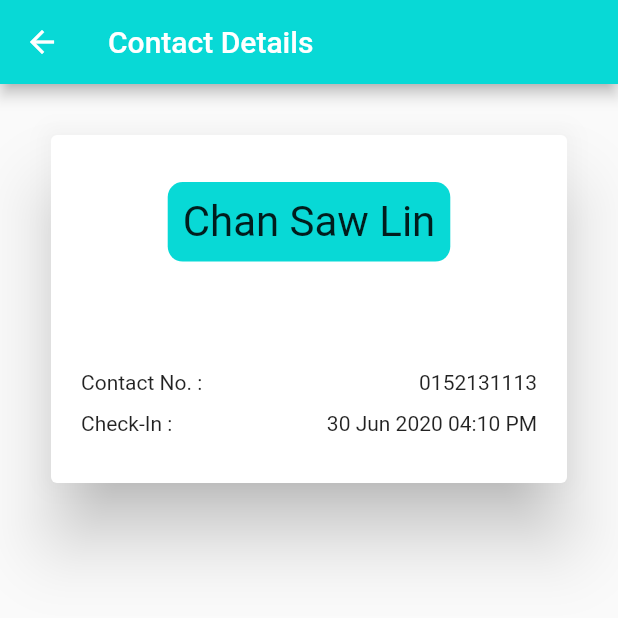
After one commit to Anantharao1998/assessmenttest_vimigo, a Flutter app: the screen it shows after launch, after a tap on "Phone :", on a phone screen of 412 x 824 dp, the top half of it. The commit adds this screen. Run offline on Flutter 3.47's test engine with Material 2 defaults, Android fonts, the phone set to English and light mode, and no system bars.

Commit message:
1. Added Contact Details Page. 2. Navigation among pages is working.

```diff
--- a/lib/Components/searchDelegate.dart
+++ b/lib/Components/searchDelegate.dart
@@ -1,8 +1,10 @@
+import 'package:assessmenttest_vimigo/Pages/contact_details.dart';
 import 'package:flutter/material.dart';
 
 class MyCustomDelegate extends SearchDelegate {
-  MyCustomDelegate({required this.searchResults});
+  MyCustomDelegate({required this.searchResults, required this.contacts});
   List<String> searchResults;
+  List contacts;
 
   @override
   List<Widget>? buildActions(BuildContext context) => [
@@ -51,6 +53,18 @@ class MyCustomDelegate extends SearchDelegate {
             onTap: () {
               query = suggestion;
               FocusScope.of(context).unfocus();
+              close(context, null);
+              Navigator.push(
+                context,
+                MaterialPageRoute(
+                  builder: ((context) => DetailsPage(
+                        name: suggestions[index],
+                        phoneNum: contacts[index]["phone"],
+                        checkIn: contacts[index]["check-in"],
+                        needFormat: true,
+                      )),
+                ),
+              );
             },
           );
         });
--- /dev/null
+++ b/lib/Pages/contact_details.dart
@@ -0,0 +1,65 @@
+import 'package:flutter/material.dart';
+import 'package:intl/intl.dart';
+
+class DetailsPage extends StatelessWidget {
+  DetailsPage(
+      {required this.name,
+      required this.phoneNum,
+      required this.checkIn,
+      this.needFormat,
+      Key? key})
+      : super(key: key);
+  String name, phoneNum, checkIn;
+  bool? needFormat = false;
+
+  @override
+  Widget build(BuildContext context) {
+    String formattedDate = checkIn;
+    if (needFormat == true) {
+      final formatDate = DateFormat("d MMM yyyy hh:mm a");
+      formattedDate = formatDate.format(DateTime.parse(checkIn));
+    }
+
+    return Scaffold(
+      appBar: AppBar(
+        title: Text("Contact Details"),
+        backgroundColor: Color(0xFF08D9D6),
+      ),
+      body: Container(
+        height: 300,
+        width: double.infinity,
+        padding: const EdgeInsets.all(30.0),
+        decoration: BoxDecoration(borderRadius: BorderRadius.circular(10)),
+        child: Card(
+          elevation: 20,
+          child: Padding(
+            padding: const EdgeInsets.all(20.0),
+            child: Column(
+                mainAxisAlignment: MainAxisAlignment.spaceEvenly,
+                children: [
+                  Container(
+                    padding: const EdgeInsets.all(10),
+                    decoration: BoxDecoration(
+                        color: Color(0xFF08D9D6),
+                        borderRadius: BorderRadius.circular(10)),
+                    child: Text(
+                      "$name",
+                      style: TextStyle(fontSize: 28),
+                    ),
+                  ),
+                  SizedBox(height: 50),
+                  Row(
+                    mainAxisAlignment: MainAxisAlignment.spaceBetween,
+                    children: [Text("Contact No. :"), Text("$phoneNum")],
+                  ),
+                  Row(
+                    mainAxisAlignment: MainAxisAlignment.spaceBetween,
+                    children: [Text("Check-In :"), Text("$formattedDate")],
+                  ),
+                ]),
+          ),
+        ),
+      ),
+    );
+  }
+}
--- a/lib/Pages/contacts_page.dart
+++ b/lib/Pages/contacts_page.dart
@@ -1,6 +1,7 @@
 import 'dart:convert';
 import 'package:assessmenttest_vimigo/Components/addContactBox.dart';
 import 'package:assessmenttest_vimigo/Components/searchDelegate.dart';
+import 'package:assessmenttest_vimigo/Pages/contact_details.dart';
 import 'package:intl/intl.dart';
 import 'package:flutter/material.dart';
 import 'package:flutter/services.dart';
@@ -72,6 +73,7 @@ class _ContactsPageState extends State<ContactsPage> {
                     context: context,
                     delegate: MyCustomDelegate(
                       searchResults: nameList,
+                      contacts: _contacts,
                     ));
               },
             ),
@@ -98,10 +100,23 @@ class _ContactsPageState extends State<ContactsPage> {
                   ),
                 );
                 if (_contacts.isNotEmpty) {
-                  return Stack(
+                  return InkWell(
+                    onTap: () {
+                      Navigator.push(
+                        context,
+                        MaterialPageRoute(
+                          builder: (context) => DetailsPage(
+                              name: _contacts[index]['user'],
+                              phoneNum: _contacts[index]["phone"],
+                              checkIn: formattedDate),
+                        ),
+                      );
+                    },
+                    child: Stack(
                       children: [
                         Container(
-                        padding: EdgeInsets.only(top: 40, left: 10, right: 10),
+                          padding:
+                              EdgeInsets.only(top: 40, left: 10, right: 10),
                           child: Card(
                             color: Color(0xFFFFF4F4F4),
                             elevation: 5.0,
@@ -189,6 +204,7 @@ class _ContactsPageState extends State<ContactsPage> {
                           ),
                         ),
                       ],
+                    ),
                   );
                 }
                 {
```
Lines whose indentation alone changed are shown as unchanged.
